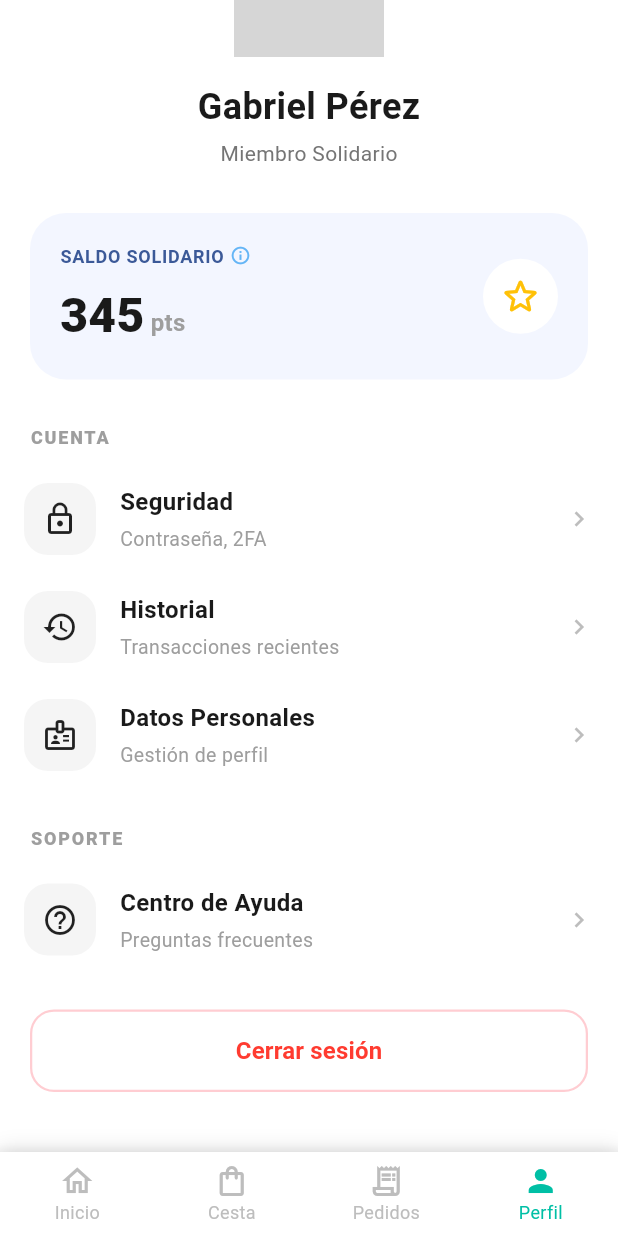
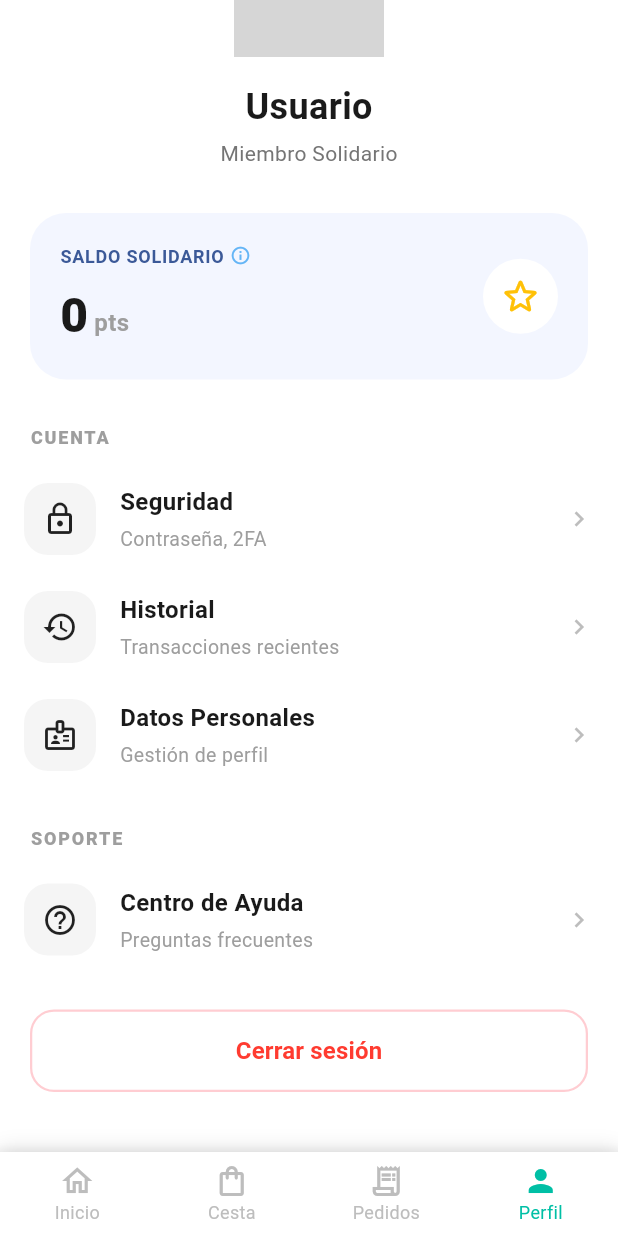
Before and after one commit to Gabriel-Perez-Marquez/credito-solitario-mobile, a Flutter app: the ProfilePageView screen opened directly, scrolled down 150 dp, on a phone screen of 412 x 824 dp. Run offline on Flutter 3.47's test engine with Material 3 defaults, Android fonts, the phone set to English and light mode, and no system bars; our stand-ins replace bloc, equatable, flutter_bloc, flutter_svg, shared_preferences; accounts and stored records are empty; network calls fail; grey boxes are pictures that could not be loaded.

Commit message:
Arreglo en pantalla de datos personales para que salgan los datos del cliente registrado, que salgan en formato correcto y que se editen bien, también pequeña modificación en la pantalla de perfil para que salgan los puntos correctos del usuario

```diff
--- a/lib/features/profile_page/ui/profile_page_view.dart
+++ b/lib/features/profile_page/ui/profile_page_view.dart
@@ -25,6 +25,7 @@ class _ProfilePageViewState extends State<ProfilePageView> {
   final AuthStorageService _authStorageService = AuthStorageService();
   late Future<Map<String, dynamic>> _profileFuture;
   int _selectedIndex = 3;
+
 
   @override
   void initState() {
@@ -301,17 +302,19 @@ class _ProfilePageViewState extends State<ProfilePageView> {
   String _resolveUserName(Map<String, dynamic> user) {
     final rawName = user['name'] ?? user['nombre'];
     if (rawName == null || rawName.toString().trim().isEmpty) {
-      return 'Gabriel Pérez';
+      return 'Usuario';
     }
     return rawName.toString();
   }
 
   int _resolveLoyaltyPoints(Map<String, dynamic> user) {
-    final value =
-        user['loyalty_points'] ?? user['puntos_fidelidad'] ?? user['points'];
-    if (value is int) return value;
-    if (value is String) return int.tryParse(value) ?? 345;
-    if (value is double) return value.toInt();
-    return 345;
+    if (user.containsKey('cliente') && user['cliente'] != null) {
+      final saldo = user['cliente']['saldo'];
+
+      if (saldo is int) return saldo;
+      if (saldo is String) return int.tryParse(saldo) ?? 0;
+      if (saldo is double) return saldo.toInt();
+    }
+    return 0;
   }
 }
```
Also changed, not shown: lib/core/services/profile_service.dart (+11 -77 lines), lib/features/profile_page/ui/personal_data_page_view.dart (+47 -9 lines), pubspec.lock.
